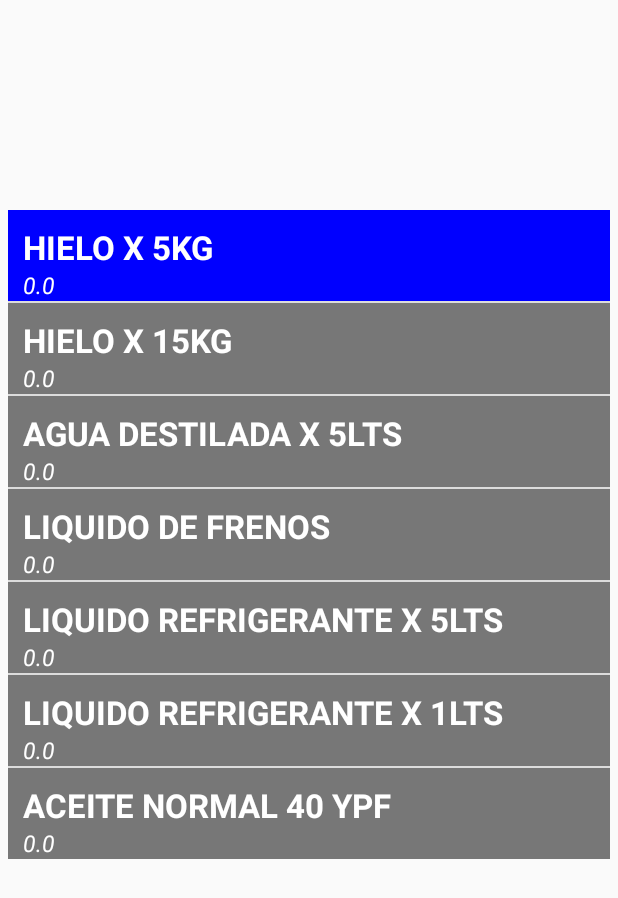
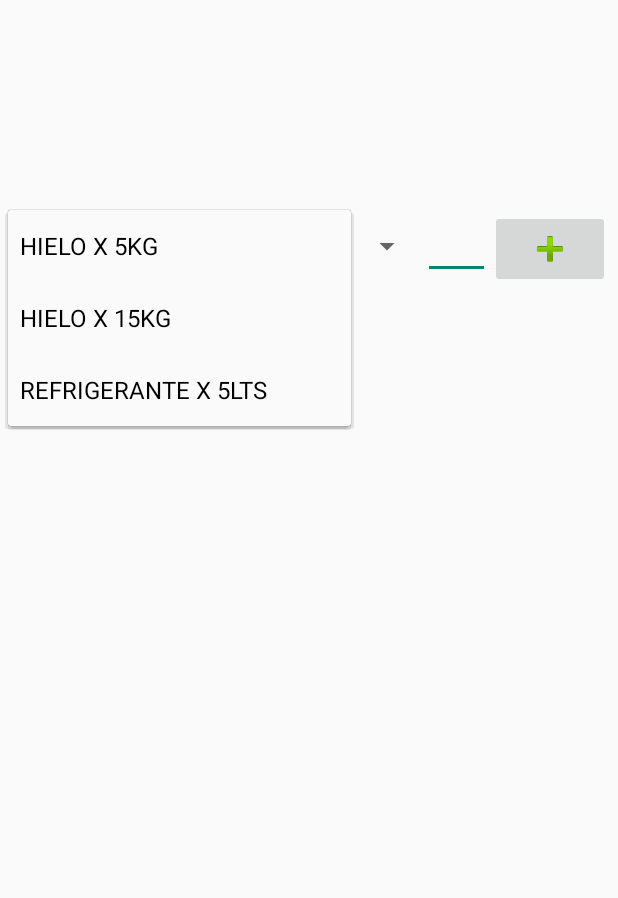
Before and after one commit to fernandezPablo/La24, an Android app: the fragment VariosFragment shown on its own in the app's theme, after a tap on "HIELO X 5KG", on a phone screen of 412 x 824 dp. Shown: the top 898 px of the screen. Run offline under Robolectric (Android 15) with nearby library versions, the phone set to English and light mode, and no system bars.

Commit message:
Añadida la nueva vista para el fragment varios

```diff
--- a/app/src/main/java/com/fernandez/pablo/la24gnc/View/VariosFragment.java
+++ b/app/src/main/java/com/fernandez/pablo/la24gnc/View/VariosFragment.java
@@ -8,7 +8,9 @@
 import android.view.View;
 import android.view.ViewGroup;
 import android.widget.AdapterView;
+import android.widget.ArrayAdapter;
 import android.widget.ListView;
+import android.widget.Spinner;
 import android.widget.Toast;
 
 import com.fernandez.pablo.la24gnc.Model.EspecificacionProducto;
@@ -26,7 +28,7 @@
  */
 public class VariosFragment extends Fragment{
 
-    private ListView listView;
+    private Spinner spProductos;
 
     public VariosFragment() {
         // Required empty public constructor
@@ -38,24 +40,24 @@
         // Inflate the layout for this fragment
         View view = inflater.inflate(R.layout.fragment_varios,container,false);
 
-        List<EspecificacionProducto> productos = new ArrayList<>();
-        productos.add(new EspecificacionProducto(101,"HIELO X 5KG",45.0,new Stock(0.0,0.0)));
-        productos.add(new EspecificacionProducto(102,"HIELO X 15KG",75.0,new Stock(0.0,0.0)));
-        productos.add(new EspecificacionProducto(103,"AGUA DESTILADA X 5LTS",35.0,new Stock(0.0,0.0)));
-        productos.add(new EspecificacionProducto(104,"LIQUIDO DE FRENOS",40.0,new Stock(0.0,0.0)));
-        productos.add(new EspecificacionProducto(105,"LIQUIDO REFRIGERANTE X 5LTS",50.0,new Stock(0.0,0.0)));
-        productos.add(new EspecificacionProducto(106,"LIQUIDO REFRIGERANTE X 1LTS",20.0,new Stock(0.0,0.0)));
-        productos.add(new EspecificacionProducto(107,"ACEITE NORMAL 40 YPF",40.0,new Stock(0.0,0.0)));
+        spProductos = (Spinner) view.findViewById(R.id.spProductos);
 
-        listView = (ListView) view.findViewById(R.id.listProductos);
-        listView.setAdapter(new ProductoAdapter(getContext(),productos));
+        List<String> productos = new ArrayList<>();
+        /*
+        productos.add(new EspecificacionProducto(1,"HIELO X 5KG",45,new Stock(0,0)));
+        productos.add(new EspecificacionProducto(2,"HIELO X 15KG",75,new Stock(0,0)));
+        productos.add(new EspecificacionProducto(1,"REFRIGERANTE X 5LTS",50,new Stock(0,0)));
+        */
+        productos.add("HIELO X 5KG");
+        productos.add("HIELO X 15KG");
+        productos.add("REFRIGERANTE X 5LTS");
 
-        listView.setOnItemClickListener(new AdapterView.OnItemClickListener() {
-            @Override
-            public void onItemClick(AdapterView<?> parent, View view, int position, long id) {
-                view.setBackgroundColor(Color.BLUE);
-            }
-        });
+        ArrayAdapter<String> arrayAdapter = new ArrayAdapter<String>(getActivity(),android.R.layout.simple_spinner_dropdown_item,productos);
+
+        arrayAdapter.setDropDownViewResource(android.R.layout.simple_spinner_dropdown_item);
+
+        spProductos.setAdapter(arrayAdapter);
+
 
         return view;
     }
--- a/app/src/main/res/layout/fragment_varios.xml
+++ b/app/src/main/res/layout/fragment_varios.xml
@@ -13,11 +13,40 @@
         android:paddingTop="140dp"
         >
 
+        <LinearLayout
+            android:layout_width="match_parent"
+            android:layout_height="wrap_content"
+            android:id="@+id/llProducto"
+            android:orientation="horizontal"
+            >
+            <Spinner
+                android:layout_width="wrap_content"
+                android:layout_height="wrap_content"
+                android:layout_weight="1.0"
+                android:id="@+id/spProductos" />
+
+            <EditText
+                android:layout_width="wrap_content"
+                android:layout_height="wrap_content"
+                android:inputType="number"
+                android:layout_weight="0.5"
+                android:id="@+id/etCantidad" />
+            <ImageButton
+                android:layout_width="wrap_content"
+                android:layout_height="wrap_content"
+                android:layout_weight="0.5"
+                android:id="@+id/btnAdd"
+                android:layout_alignParentEnd="true"
+                android:text="AGREGAR"
+                android:src="@android:drawable/ic_input_add" />
+        </LinearLayout>
+
         <ListView
-            android:id="@+id/listProductos"
             android:layout_width="match_parent"
-            android:layout_height="wrap_content">
-        </ListView>
+            android:layout_height="match_parent"
+            android:layout_below="@+id/llProducto"
+            android:layout_alignParentStart="true"
+            android:layout_marginTop="15dp" />
 
     </RelativeLayout>
 
```
